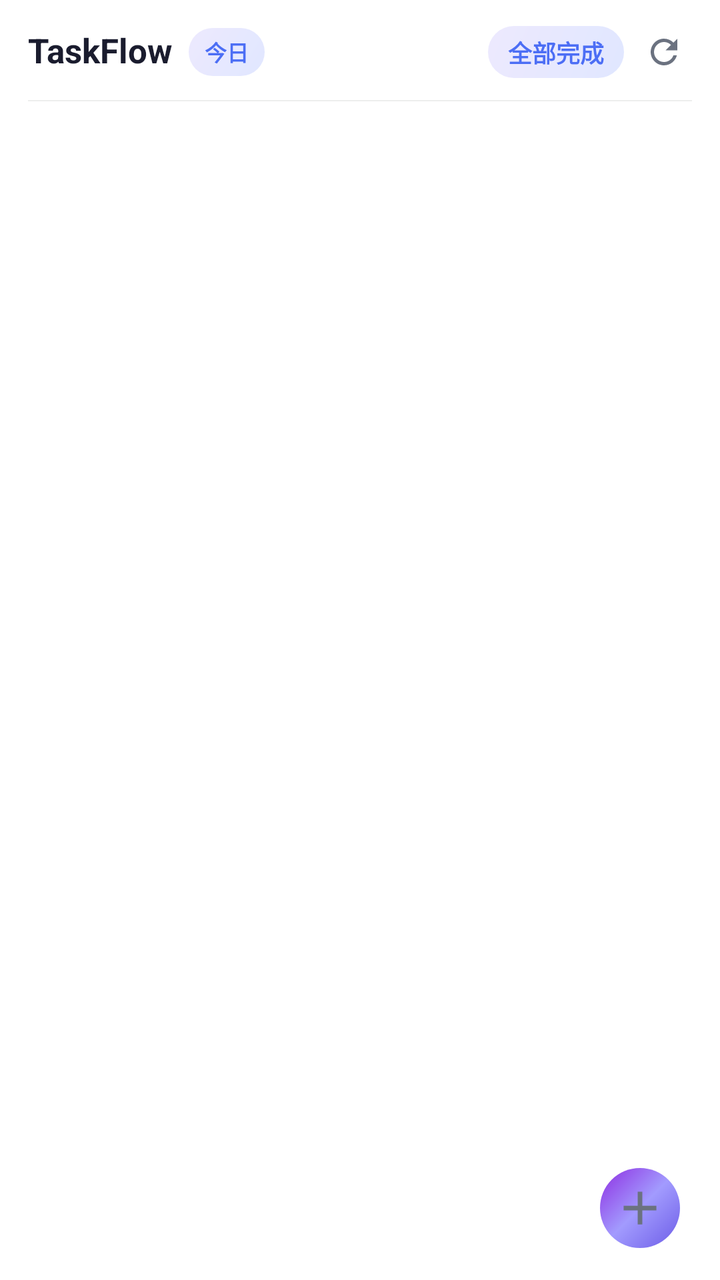
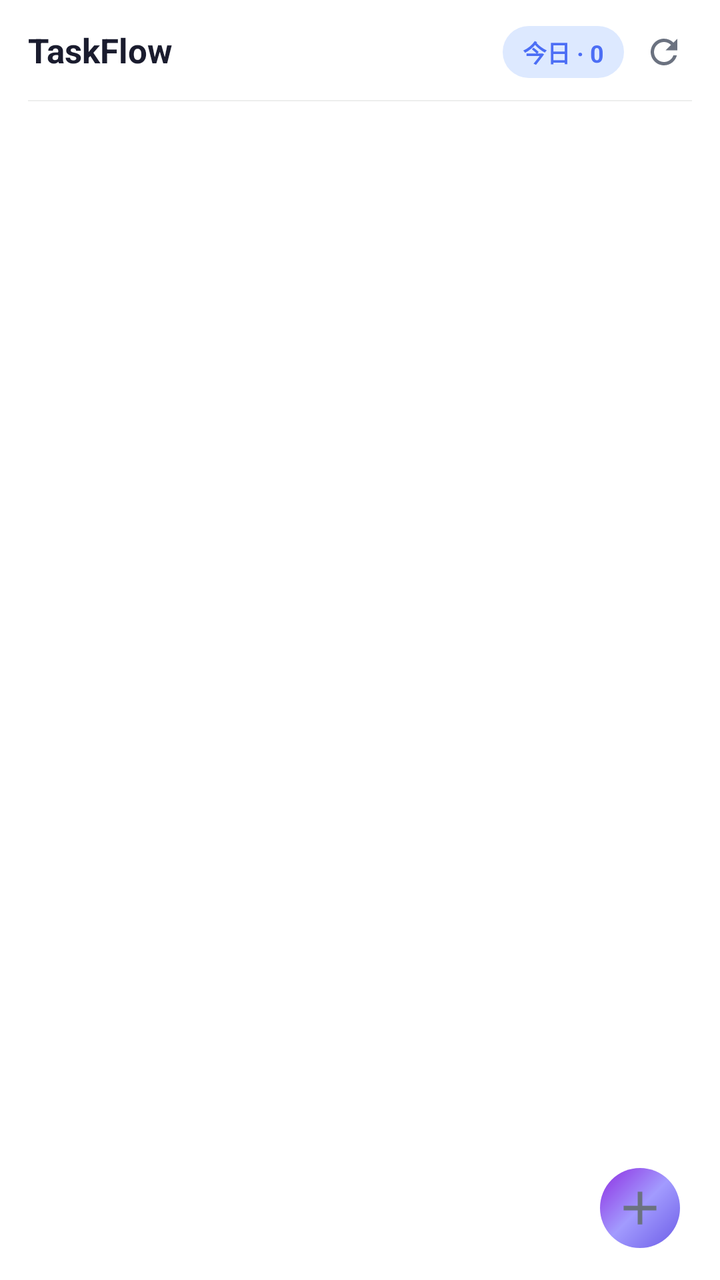

An Android layout rendered at two revisions. The XML below is the earlier revision; the diff shows what the commit changed to produce the second picture.
<!-- AndroidManifest.xml: application theme Theme.TaskFlow.Splash -->
<!-- res/layout/widget_content.xml -->
<?xml version="1.0" encoding="utf-8"?>
<LinearLayout xmlns:android="http://schemas.android.com/apk/res/android"
    android:id="@+id/widget_root"
    android:layout_width="match_parent"
    android:layout_height="match_parent"
    android:background="@drawable/widget_bg"
    android:orientation="vertical"
    android:paddingHorizontal="14dp"
    android:paddingTop="12dp"
    android:paddingBottom="10dp"
    android:clipToPadding="false">

    
    <LinearLayout
        android:id="@+id/widget_header"
        android:layout_width="match_parent"
        android:layout_height="wrap_content"
        android:gravity="center_vertical"
        android:orientation="horizontal">

        
        <LinearLayout
            android:layout_width="0dp"
            android:layout_height="wrap_content"
            android:layout_weight="1"
            android:gravity="center_vertical"
            android:orientation="horizontal">

            <TextView
                android:layout_width="wrap_content"
                android:layout_height="wrap_content"
                android:text="@string/app_name"
                android:textColor="@color/widget_text_primary"
                android:textSize="17sp"
                android:textStyle="bold"
                android:maxLines="1"
                android:ellipsize="end"
                android:includeFontPadding="false" />

            
            <TextView
                android:id="@+id/widget_btn_mode"
                android:layout_width="wrap_content"
                android:layout_height="wrap_content"
                android:layout_marginStart="8dp"
                android:minHeight="24dp"
                android:paddingHorizontal="8dp"
                android:paddingVertical="2dp"
                android:gravity="center"
                android:background="@drawable/widget_badge_pill"
                android:text="今日"
                android:textColor="@color/widget_badge_text"
                android:textSize="11sp"
                android:textStyle="bold"
                android:includeFontPadding="false" />
        </LinearLayout>

        
        <LinearLayout
            android:layout_width="wrap_content"
            android:layout_height="wrap_content"
            android:gravity="center_vertical"
            android:orientation="horizontal">

            <TextView
                android:id="@+id/count_text"
                android:layout_width="wrap_content"
                android:layout_height="wrap_content"
                android:minHeight="26dp"
                android:paddingHorizontal="10dp"
                android:paddingVertical="3dp"
                android:gravity="center"
                android:background="@drawable/widget_badge_pill"
                android:text="@string/widget_all_done"
                android:textColor="@color/widget_badge_text"
                android:textSize="12sp"
                android:textStyle="bold"
                android:includeFontPadding="false" />

            <ImageView
                android:id="@+id/widget_btn_refresh"
                android:layout_width="28dp"
                android:layout_height="28dp"
                android:layout_marginStart="6dp"
                android:padding="4dp"
                android:src="@drawable/widget_icon_refresh"
                android:scaleType="fitCenter"
                android:contentDescription="@null" />
        </LinearLayout>
    </LinearLayout>

    
    <ImageView
        android:layout_width="match_parent"
        android:layout_height="0.5dp"
        android:layout_marginTop="10dp"
        android:layout_marginBottom="6dp"
        android:background="@color/widget_divider"
        android:contentDescription="@null" />

    
    <FrameLayout
        android:layout_width="match_parent"
        android:layout_height="0dp"
        android:layout_weight="1">

        <ListView
            android:id="@+id/task_list"
            android:layout_width="match_parent"
            android:layout_height="match_parent"
            android:divider="@null"
            android:dividerHeight="0dp"
            android:overScrollMode="never"
            android:scrollbars="none"
            android:paddingTop="2dp"
            android:paddingBottom="4dp"
            android:clipToPadding="false" />

        
        <ImageView
            android:id="@+id/widget_btn_new"
            android:layout_width="40dp"
            android:layout_height="40dp"
            android:layout_gravity="bottom|end"
            android:layout_margin="6dp"
            android:background="@drawable/widget_plus_fab_bg"
            android:padding="6dp"
            android:src="@drawable/widget_icon_plus"
            android:scaleType="fitCenter"
            android:contentDescription="@null" />
    </FrameLayout>

    
    <TextView
        android:id="@+id/empty_text"
        android:layout_width="match_parent"
        android:layout_height="wrap_content"
        android:visibility="gone"
        android:includeFontPadding="false" />
</LinearLayout>
<!-- resources referenced by this layout -->
<resources>
  <color name="widget_badge_text">#4C6EF5</color>
  <color name="widget_divider">#141A2E1F</color>
  <color name="widget_text_primary">@color/widget_text_primary_light</color>
  <!-- drawable widget_badge_pill (drawable) -->
  <?xml version="1.0" encoding="utf-8"?>
  <shape xmlns:android="http://schemas.android.com/apk/res/android"
      android:shape="rectangle">
      <gradient
          android:startColor="@color/widget_badge_bg_start"
          android:endColor="@color/widget_badge_bg_end"
          android:angle="135" />
      <corners android:radius="16dp" />
      <padding
          android:left="10dp"
          android:top="4dp"
          android:right="10dp"
          android:bottom="4dp" />
  </shape>
  <!-- drawable widget_icon_plus (drawable) -->
  <?xml version="1.0" encoding="utf-8"?>
  <vector xmlns:android="http://schemas.android.com/apk/res/android"
      android:width="18dp"
      android:height="18dp"
      android:viewportWidth="24"
      android:viewportHeight="24">
      <path
          android:fillColor="@color/widget_icon_tint"
          android:pathData="M19,13H13V19H11V13H5V11H11V5H13V11H19V13Z" />
  </vector>
  <!-- drawable widget_icon_refresh (drawable) -->
  <?xml version="1.0" encoding="utf-8"?>
  <vector xmlns:android="http://schemas.android.com/apk/res/android"
      android:width="18dp"
      android:height="18dp"
      android:viewportWidth="24"
      android:viewportHeight="24">
      <path
          android:fillColor="@color/widget_icon_tint"
          android:pathData="M17.65,6.35C16.2,4.9 14.21,4 12,4C7.58,4 4.01,7.58 4.01,12C4.01,16.42 7.58,20 12,20C15.73,20 18.84,17.45 19.73,14H17.65C16.83,16.33 14.61,18 12,18C8.69,18 6,15.31 6,12C6,8.69 8.69,6 12,6C13.66,6 15.14,6.69 16.22,7.78L13,11H20V4L17.65,6.35Z" />
  </vector>
  <!-- drawable widget_plus_fab_bg (drawable) -->
  <?xml version="1.0" encoding="utf-8"?>
  <shape xmlns:android="http://schemas.android.com/apk/res/android"
      android:shape="oval">
      <gradient
          android:startColor="#6C5CE7"
          android:centerColor="#A29BFE"
          android:endColor="#8E2DE2"
          android:angle="135" />
      <size android:width="40dp" android:height="40dp" />
  </shape>
  <string name="app_name">TaskFlow</string>
  <string name="widget_all_done">全部完成</string>
  <style name="Theme.TaskFlow.Splash" parent="Theme.SplashScreen">
          <item name="windowSplashScreenBackground">@color/brand_seed</item>
          <item name="windowSplashScreenAnimatedIcon">@drawable/ic_splash_logo</item>
          <item name="postSplashScreenTheme">@style/Theme.TaskFlow</item>
      </style>
  <color name="widget_text_primary_light">#1A1C2E</color>
  <color name="widget_badge_bg_start">#E0E7FF</color>
  <color name="widget_badge_bg_end">#EDE9FE</color>
  <color name="widget_border">#1AFFFFFF</color>
  <color name="widget_surface">@color/widget_card_light</color>
  <color name="widget_icon_tint">@color/widget_text_secondary_light</color>
  <color name="brand_seed">#4C6EF5</color>
  <style name="Theme.TaskFlow" parent="android:Theme.Material.Light.NoActionBar">
          <item name="android:statusBarColor">@android:color/transparent</item>
          <item name="android:navigationBarColor">@android:color/transparent</item>
          <item name="android:windowLightStatusBar">true</item>
          <item name="android:windowBackground">@color/widget_bg_light</item>
      </style>
  <color name="widget_card_light">#FFFFFF</color>
  <color name="widget_text_secondary_light">#6B7280</color>
  <color name="widget_bg_light">#F3F4FB</color>
  <!-- unchanged entries left out for length: 2 -->
</resources>

<!-- the commit's change to res/layout/widget_content.xml (unified diff, before → after) -->
@@ -19,41 +19,17 @@
         android:orientation="horizontal">
 
         
-        <LinearLayout
+        <TextView
             android:layout_width="0dp"
             android:layout_height="wrap_content"
             android:layout_weight="1"
-            android:gravity="center_vertical"
-            android:orientation="horizontal">
-
-            <TextView
-                android:layout_width="wrap_content"
-                android:layout_height="wrap_content"
-                android:text="@string/app_name"
-                android:textColor="@color/widget_text_primary"
-                android:textSize="17sp"
-                android:textStyle="bold"
-                android:maxLines="1"
-                android:ellipsize="end"
-                android:includeFontPadding="false" />
-
-            
-            <TextView
-                android:id="@+id/widget_btn_mode"
-                android:layout_width="wrap_content"
-                android:layout_height="wrap_content"
-                android:layout_marginStart="8dp"
-                android:minHeight="24dp"
-                android:paddingHorizontal="8dp"
-                android:paddingVertical="2dp"
-                android:gravity="center"
-                android:background="@drawable/widget_badge_pill"
-                android:text="今日"
-                android:textColor="@color/widget_badge_text"
-                android:textSize="11sp"
-                android:textStyle="bold"
-                android:includeFontPadding="false" />
-        </LinearLayout>
+            android:text="@string/app_name"
+            android:textColor="@color/widget_text_primary"
+            android:textSize="17sp"
+            android:textStyle="bold"
+            android:maxLines="1"
+            android:ellipsize="end"
+            android:includeFontPadding="false" />
 
         
         <LinearLayout
@@ -70,8 +46,8 @@
                 android:paddingHorizontal="10dp"
                 android:paddingVertical="3dp"
                 android:gravity="center"
-                android:background="@drawable/widget_badge_pill"
-                android:text="@string/widget_all_done"
+                android:background="@drawable/widget_badge_mode_today"
+                android:text="今日 · 0"
                 android:textColor="@color/widget_badge_text"
                 android:textSize="12sp"
                 android:textStyle="bold"
@@ -87,6 +63,46 @@
                 android:scaleType="fitCenter"
                 android:contentDescription="@null" />
         </LinearLayout>
+    </LinearLayout>
+
+    
+    <LinearLayout
+        android:id="@+id/widget_mode_tabs"
+        android:layout_width="match_parent"
+        android:layout_height="wrap_content"
+        android:layout_marginTop="6dp"
+        android:gravity="center"
+        android:orientation="horizontal"
+        android:visibility="gone">
+
+        <TextView
+            android:id="@+id/widget_tab_today"
+            android:layout_width="0dp"
+            android:layout_height="wrap_content"
+            android:layout_weight="1"
+            android:gravity="center"
+            android:minHeight="26dp"
+            android:background="@drawable/widget_badge_mode_today"
+            android:text="今日"
+            android:textColor="@color/widget_badge_text"
+            android:textSize="11sp"
+            android:textStyle="bold"
+            android:includeFontPadding="false" />
+
+        <TextView
+            android:id="@+id/widget_tab_all"
+            android:layout_width="0dp"
+            android:layout_height="wrap_content"
+            android:layout_weight="1"
+            android:layout_marginStart="6dp"
+            android:gravity="center"
+            android:minHeight="26dp"
+            android:background="@drawable/widget_badge_pill"
+            android:text="全部"
+            android:textColor="@color/widget_badge_text"
+            android:textSize="11sp"
+            android:textStyle="bold"
+            android:includeFontPadding="false" />
     </LinearLayout>
 
     
<!-- resource entries referenced after the edit -->
@@ -3,6 +3,18 @@
   <color name="widget_badge_text">#4C6EF5</color>
   <color name="widget_divider">#141A2E1F</color>
   <color name="widget_text_primary">@color/widget_text_primary_light</color>
+  <!-- drawable widget_badge_mode_today (drawable) -->
+  <?xml version="1.0" encoding="utf-8"?>
+  <shape xmlns:android="http://schemas.android.com/apk/res/android"
+      android:shape="rectangle">
+      <solid android:color="#DDE9FF" />
+      <corners android:radius="16dp" />
+      <padding
+          android:left="10dp"
+          android:top="4dp"
+          android:right="10dp"
+          android:bottom="4dp" />
+  </shape>
   <!-- drawable widget_badge_pill (drawable) -->
   <?xml version="1.0" encoding="utf-8"?>
   <shape xmlns:android="http://schemas.android.com/apk/res/android"
@@ -52,7 +64,6 @@
       <size android:width="40dp" android:height="40dp" />
   </shape>
   <string name="app_name">TaskFlow</string>
-  <string name="widget_all_done">全部完成</string>
   <style name="Theme.TaskFlow.Splash" parent="Theme.SplashScreen">
           <item name="windowSplashScreenBackground">@color/brand_seed</item>
           <item name="windowSplashScreenAnimatedIcon">@drawable/ic_splash_logo</item>
